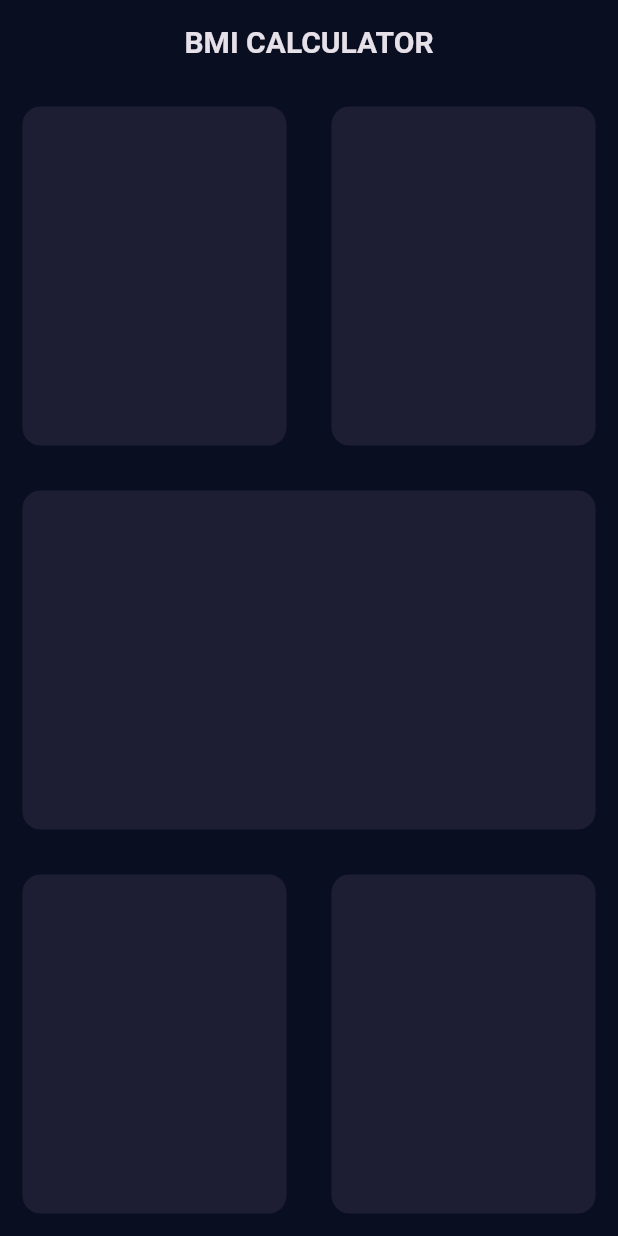
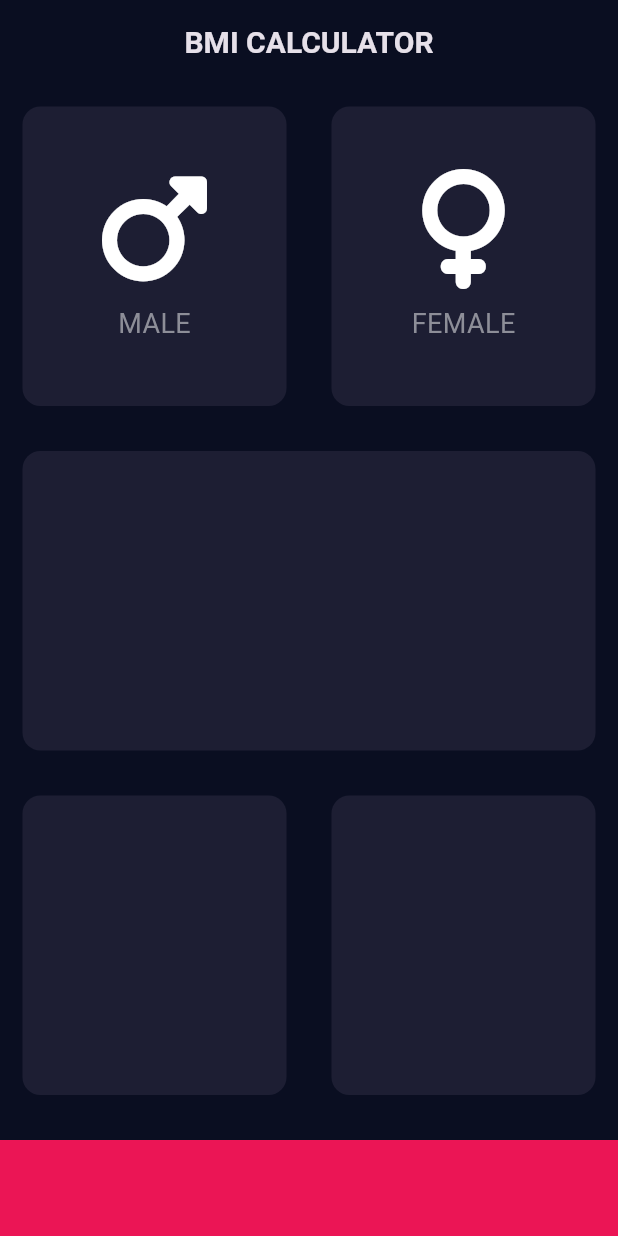
Before and after one commit to Riz-7595/bmi-calculator-flutter, a Flutter app: the screen it shows after launch, on a phone screen of 412 x 824 dp. Run offline on Flutter 3.47's test engine with Material 3 defaults, Android fonts, the phone set to English and light mode, and no system bars; our stand-ins replace font_awesome_flutter.

Commit message:
custom widgets

```diff
--- /dev/null
+++ b/lib/custom_widgets.dart
@@ -0,0 +1,49 @@
+import 'package:flutter/cupertino.dart';
+import 'package:flutter/material.dart';
+
+class MyCard extends StatelessWidget {
+  Widget? child;
+  Color? color;
+
+  MyCard({this.child, this.color});
+
+  @override
+  Widget build(BuildContext context) {
+    return Container(
+      margin: EdgeInsets.all(15),
+      decoration: BoxDecoration(
+        color: color,
+        borderRadius: BorderRadius.circular(12),
+      ),
+      child: child,
+    );
+  }
+}
+
+class Gender extends StatelessWidget {
+  IconData? icon;
+  String? title;
+
+  Gender({this.icon, this.title});
+
+  @override
+  Widget build(BuildContext context) {
+    return Column(
+      mainAxisAlignment: MainAxisAlignment.center,
+      children: [
+        Icon(
+          icon,
+          size: 80,
+        ),
+        SizedBox(height: 10),
+        Text(
+          title!,
+          style: TextStyle(
+            fontSize: 18,
+            color: Color(0xFF8D8E98),
+          ),
+        ),
+      ],
+    );
+  }
+}
--- a/lib/input_page.dart
+++ b/lib/input_page.dart
@@ -1,5 +1,9 @@
 import 'package:flutter/material.dart';
-import 'widgets/my_card.dart';
+import 'package:font_awesome_flutter/font_awesome_flutter.dart';
+import 'custom_widgets.dart';
+
+const activeCardColor = Color(0xFF1D1E33);
+const inactiveCardColor = Null;
 
 class InputPage extends StatefulWidget {
   const InputPage({super.key});
@@ -21,29 +25,45 @@ class _InputPageState extends State<InputPage> {
             child: Row(
               children: [
                 Expanded(
-                  child: MyCard(),
+                  child: MyCard(
+                    child: Gender(
+                      icon: FontAwesomeIcons.mars,
+                      title: 'MALE',
+                    ),
+                    color: activeCardColor,
+                  ),
                 ),
                 Expanded(
-                  child: MyCard(),
+                  child: MyCard(
+                      child: Gender(
+                        icon: FontAwesomeIcons.venus,
+                        title: 'FEMALE',
+                      ),
+                      color: activeCardColor),
                 ),
               ],
             ),
           ),
           Expanded(
-            child: MyCard(),
+            child: MyCard(color: activeCardColor),
           ),
           Expanded(
             child: Row(
               children: [
                 Expanded(
-                  child: MyCard(),
+                  child: MyCard(color: activeCardColor),
                 ),
                 Expanded(
-                  child: MyCard(),
+                  child: MyCard(color: activeCardColor),
                 ),
               ],
             ),
           ),
+          Container(
+            height: 64,
+            margin: EdgeInsets.only(top: 15),
+            color: Color(0xFFEB1555),
+          )
         ],
       ),
     );
--- a/lib/main.dart
+++ b/lib/main.dart
@@ -20,7 +20,7 @@ class BMICalculator extends StatelessWidget {
             fontSize: 20,
             fontWeight: FontWeight.bold,
           ),
-          bodyMedium: TextStyle(
+          bodySmall: TextStyle(
             fontSize: 18,
             fontWeight: FontWeight.bold,
           ),
--- a/pubspec.yaml
+++ b/pubspec.yaml
@@ -35,6 +35,7 @@ dependencies:
   # The following adds the Cupertino Icons font to your application.
   # Use with the CupertinoIcons class for iOS style icons.
   cupertino_icons: ^1.0.6
+  font_awesome_flutter: ^10.7.0
 
 dev_dependencies:
   flutter_test:
```
Also changed, not shown: pubspec.lock.
